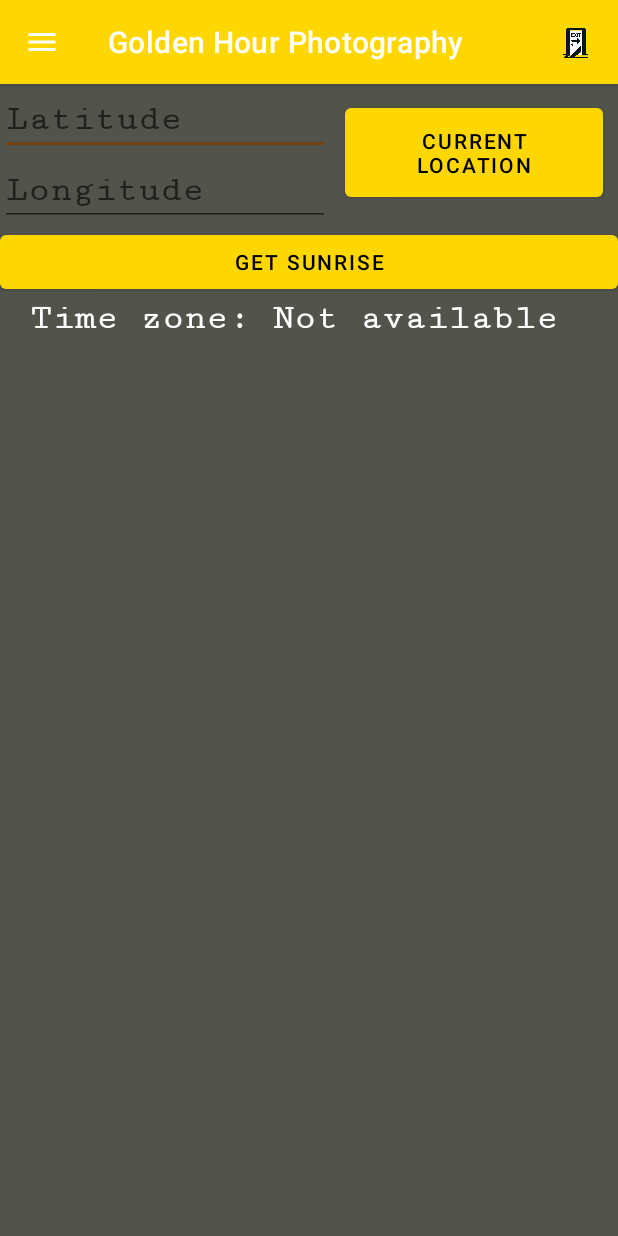
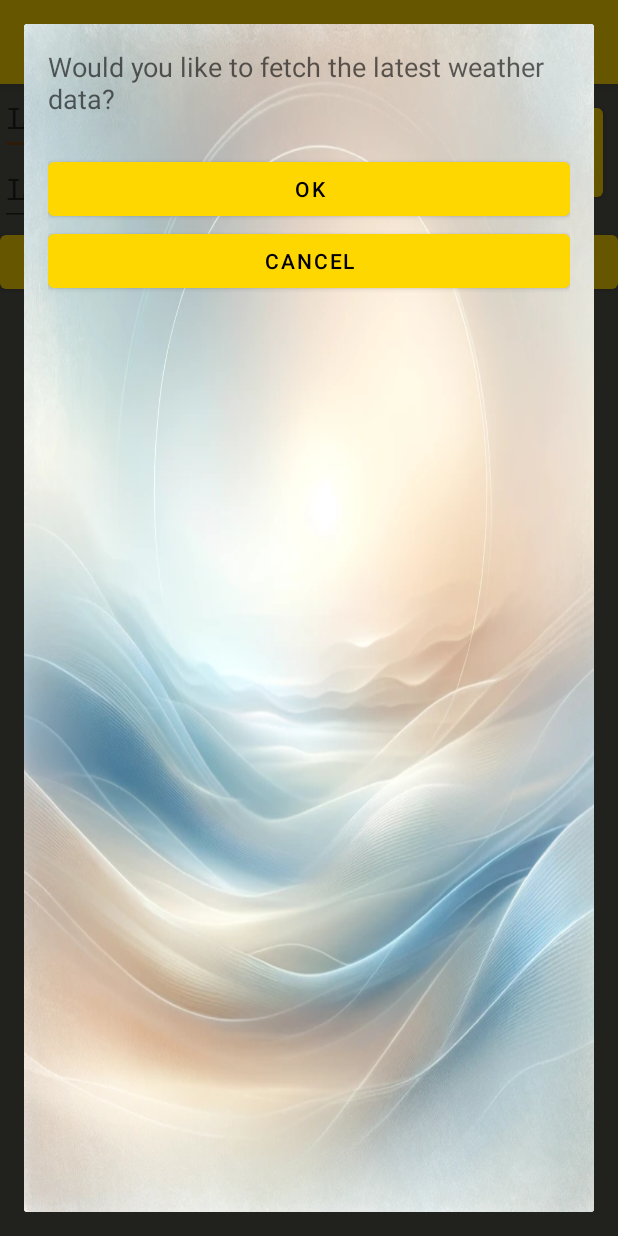
Before and after one commit to AlbertGregl/GoldenHourPhotography, an Android app: the ItemsFragment screen opened directly, with no data from a screen before it, on a phone screen of 412 x 824 dp. Run offline under Robolectric (Android 15) with nearby library versions, the phone set to English and light mode, and no system bars; our stand-ins replace Picasso, navigation-ui; libraries missing offline, so code that uses them is left out: jp.wasabeef.picasso; pictures from the network do not load.

Commit message:
Fetching weather data for location in items fragment.

```diff
--- a/app/src/main/java/hr/gregl/goldenhourphotography/SplashScreenActivity.kt
+++ b/app/src/main/java/hr/gregl/goldenhourphotography/SplashScreenActivity.kt
@@ -7,7 +7,7 @@ import android.widget.Toast
 import androidx.work.ExistingWorkPolicy
 import androidx.work.OneTimeWorkRequest
 import androidx.work.WorkManager
-import hr.gregl.goldenhourphotography.api.DataWorker
+import hr.gregl.goldenhourphotography.api.TimeWorker
 import hr.gregl.goldenhourphotography.databinding.ActivitySplashScreenBinding
 import hr.gregl.goldenhourphotography.framework.applyAnimation
 import hr.gregl.goldenhourphotography.framework.callDelayed
@@ -20,7 +20,6 @@ import hr.gregl.goldenhourphotography.util.LocationUtils
 
     const val DATA_IMPORTED = "hr.gregl.goldenhourphotography.data_imported"
 
-    @SuppressLint("CustomSplashScreen")
     class SplashScreenActivity : AppCompatActivity() {
         private lateinit var binding: ActivitySplashScreenBinding
         private var isLocationSetupComplete = false
@@ -88,7 +87,7 @@ import hr.gregl.goldenhourphotography.util.LocationUtils
                         enqueueUniqueWork(
                             DATA_IMPORTED,
                             ExistingWorkPolicy.KEEP,
-                            OneTimeWorkRequest.from(DataWorker::class.java)
+                            OneTimeWorkRequest.from(TimeWorker::class.java)
                         )
                     }
 
--- a/app/src/main/java/hr/gregl/goldenhourphotography/api/DataWorker.kt
+++ b/app/src/main/java/hr/gregl/goldenhourphotography/api/TimeWorker.kt
@@ -6,7 +6,7 @@ import androidx.work.WorkerParameters
 import hr.gregl.goldenhourphotography.handler.DateHandler
 import hr.gregl.goldenhourphotography.util.LocationData
 
-class DataWorker(
+class TimeWorker(
     private val context: Context,
     workerParams: WorkerParameters
 ) : Worker(context, workerParams) {
--- /dev/null
+++ b/app/src/main/java/hr/gregl/goldenhourphotography/api/WeatherFetchListener.kt
@@ -0,0 +1,5 @@
+package hr.gregl.goldenhourphotography.api
+
+interface WeatherFetchListener {
+    fun onWeatherDataFetched()
+}
--- a/app/src/main/java/hr/gregl/goldenhourphotography/api/WeatherFetcher.kt
+++ b/app/src/main/java/hr/gregl/goldenhourphotography/api/WeatherFetcher.kt
@@ -11,7 +11,8 @@ import retrofit2.Response
 import retrofit2.Retrofit
 import retrofit2.converter.gson.GsonConverterFactory
 
-class WeatherFetcher(private val context: Context) {
+class WeatherFetcher(private val context: Context, private val listener: WeatherFetchListener) {
+
     private val weatherApi: WeatherApi
 
     init {
@@ -100,8 +101,14 @@ class WeatherFetcher(private val context: Context) {
                     // TODO Debug log for updated rows
                     Log.d("WeatherUpdate", "Updated rows for $date: $updateCount")
                 }
+
+                listener.onWeatherDataFetched()
             }
 
         })
     }
+
+    companion object {
+        var weatherDataFetched = false
+    }
 }
--- a/app/src/main/java/hr/gregl/goldenhourphotography/fragment/ItemsFragment.kt
+++ b/app/src/main/java/hr/gregl/goldenhourphotography/fragment/ItemsFragment.kt
@@ -1,6 +1,11 @@
 package hr.gregl.goldenhourphotography.fragment
 
 import android.annotation.SuppressLint
+import android.app.AlertDialog
+import android.content.BroadcastReceiver
+import android.content.Context
+import android.content.Intent
+import android.content.IntentFilter
 import android.os.Bundle
 import android.os.Handler
 import android.os.Looper
@@ -8,6 +13,7 @@ import androidx.fragment.app.Fragment
 import android.view.LayoutInflater
 import android.view.View
 import android.view.ViewGroup
+import android.widget.Button
 import android.widget.TextView
 import android.widget.Toast
 import androidx.recyclerview.widget.LinearLayoutManager
@@ -15,6 +21,8 @@ import hr.gregl.goldenhourphotography.R
 import hr.gregl.goldenhourphotography.DATA_PROVIDER_CONTENT_URI
 import hr.gregl.goldenhourphotography.adapter.ItemAdapter
 import hr.gregl.goldenhourphotography.api.TimeFetcher
+import hr.gregl.goldenhourphotography.api.WeatherFetchListener
+import hr.gregl.goldenhourphotography.api.WeatherFetcher
 import hr.gregl.goldenhourphotography.databinding.FragmentItemsBinding
 import hr.gregl.goldenhourphotography.framework.fetchItems
 import hr.gregl.goldenhourphotography.handler.DateHandler
@@ -29,6 +37,8 @@ class ItemsFragment : Fragment() {
     private lateinit var binding: FragmentItemsBinding
     private lateinit var itemAdapter: ItemAdapter
     private val dateHandler = DateHandler()
+
+    private var weatherDialog: AlertDialog? = null
 
     override fun onCreateView(
         inflater: LayoutInflater, container: ViewGroup?,
@@ -57,6 +67,40 @@ class ItemsFragment : Fragment() {
         }
 
         setTimezoneText(view)
+
+        initWeatherDialog()
+
+        Handler(Looper.getMainLooper()).postDelayed({
+            if (!WeatherFetcher.weatherDataFetched) {
+                showGetWeatherPopup()
+            }
+        }, 1000)
+
+    }
+
+    private fun initWeatherDialog() {
+        val builder = AlertDialog.Builder(requireContext())
+        val inflater = requireActivity().layoutInflater
+        val dialogView = inflater.inflate(R.layout.custom_dialog_layout, null)
+        builder.setView(dialogView)
+
+        val messageTextView = dialogView.findViewById<TextView>(R.id.tvMessage)
+        messageTextView.text = getString(R.string.would_you_like_to_fetch_the_latest_weather_data)
+
+        val okButton = dialogView.findViewById<Button>(R.id.btnOk)
+        okButton.setOnClickListener {
+            fetchAndDisplayWeatherData()
+            WeatherFetcher.weatherDataFetched = true
+            weatherDialog?.dismiss()
+        }
+
+        val cancelButton = dialogView.findViewById<Button>(R.id.btnCancel)
+        cancelButton.setOnClickListener {
+            WeatherFetcher.weatherDataFetched = false
+            weatherDialog?.dismiss()
+        }
+
+        weatherDialog = builder.create()
     }
 
     @SuppressLint("SetTextI18n")
@@ -104,19 +148,19 @@ class ItemsFragment : Fragment() {
 
             binding.etLatitude.setText(currentLatitude.toString())
             binding.etLongitude.setText(currentLongitude.toString())
-        }, 1000)
+        }, 500)
     }
+
 
     private fun fetchAndDisplayItems(latitude: Double, longitude: Double) {
         clearOldData()
 
         val (startDate, endDate) = dateHandler.getStartAndEndDates()
+
         TimeFetcher(requireContext()).fetchItems(latitude, longitude, startDate, endDate)
 
-        Handler(Looper.getMainLooper()).postDelayed({
-            refreshItems()
-        }, 1000)
     }
+
 
     private fun clearOldData() {
         requireContext().contentResolver.delete(DATA_PROVIDER_CONTENT_URI, null, null)
@@ -125,8 +169,46 @@ class ItemsFragment : Fragment() {
 
     @SuppressLint("NotifyDataSetChanged")
     private fun refreshItems() {
+        items.clear()
         items.addAll(requireContext().fetchItems())
         itemAdapter.notifyDataSetChanged()
+        binding.rvItems.adapter?.notifyDataSetChanged()
+        showGetWeatherPopup()
+    }
+
+
+    private fun showGetWeatherPopup() {
+        weatherDialog?.show()
+    }
+
+    private fun fetchAndDisplayWeatherData() {
+        WeatherFetcher(requireContext(), object : WeatherFetchListener {
+            override fun onWeatherDataFetched() {
+                refreshItems()
+            }
+        }).fetchWeather(
+            LocationData.getLatitude(),
+            LocationData.getLongitude()
+        )
+    }
+
+
+    private val timeUpdateReceiver = object : BroadcastReceiver() {
+        override fun onReceive(context: Context, intent: Intent) {
+            refreshItems()
+        }
+    }
+
+    @SuppressLint("UnspecifiedRegisterReceiverFlag")
+    override fun onStart() {
+        super.onStart()
+        val filter = IntentFilter(TimeFetcher.ACTION_DATA_UPDATED)
+        requireContext().registerReceiver(timeUpdateReceiver, filter)
+    }
+
+    override fun onStop() {
+        super.onStop()
+        requireContext().unregisterReceiver(timeUpdateReceiver)
     }
 
 }
--- a/app/src/main/java/hr/gregl/goldenhourphotography/framework/Extensions.kt
+++ b/app/src/main/java/hr/gregl/goldenhourphotography/framework/Extensions.kt
@@ -85,7 +85,6 @@ fun Context.fetchItems() : MutableList<Item> {
             )
         )
     }
-    // TODO memory management
-    //cursor?.close()
+    cursor?.close()
     return items
 }
--- /dev/null
+++ b/app/src/main/res/layout/custom_dialog_layout.xml
@@ -0,0 +1,29 @@
+<?xml version="1.0" encoding="utf-8"?>
+<LinearLayout xmlns:android="http://schemas.android.com/apk/res/android"
+    android:layout_width="@dimen/_380dp"
+    android:layout_height="@dimen/_380dp"
+    android:orientation="vertical"
+    android:padding="16dp"
+    android:background="@drawable/weather_background">
+
+    <TextView
+        android:id="@+id/tvMessage"
+        android:layout_width="wrap_content"
+        android:layout_height="wrap_content"
+        android:text="@string/custom_message_goes_here"
+        android:layout_marginBottom="@dimen/_24sp"
+        android:textAppearance="@style/TextAppearance.AppCompat.Medium" />
+
+    <Button
+        android:id="@+id/btnOk"
+        android:layout_width="match_parent"
+        android:layout_height="wrap_content"
+        android:text="@string/ok" />
+
+    <Button
+        android:id="@+id/btnCancel"
+        android:layout_width="match_parent"
+        android:layout_height="wrap_content"
+        android:text="@string/cancel_btn" />
+
+</LinearLayout>
--- a/app/src/main/res/values/dimens.xml
+++ b/app/src/main/res/values/dimens.xml
@@ -11,4 +11,5 @@
     <dimen name="_24sp">24sp</dimen>
     <dimen name="_220dp">220dp</dimen>
     <dimen name="_20sp">20sp</dimen>
+    <dimen name="_380dp">380dp</dimen>
 </resources>
--- a/app/src/main/res/values/strings.xml
+++ b/app/src/main/res/values/strings.xml
@@ -36,4 +36,10 @@
     <string name="about_image">About Image</string>
     <string name="api_sunrisesunset"><a href="https://sunrisesunset.io/api/">SunriseSunset.io</a></string>
     <string name="api_link">API link:</string>
+    <string name="custom_message_goes_here">Custom message goes here</string>
+    <string name="would_you_like_to_fetch_the_latest_weather_data">Would you like to fetch the latest weather data?</string>
+    <string name="ok">OK</string>
+    <string name="cancel_btn">Cancel</string>
+    <string name="weather_icon">weather icon</string>
+    <string name="some_text">some text</string>
 </resources>
```
Also changed, not shown: app/src/main/java/hr/gregl/goldenhourphotography/adapter/ItemAdapter.kt (+18 -4 lines), app/src/main/java/hr/gregl/goldenhourphotography/api/TimeFetcher.kt (+11 -0 lines), app/src/main/res/layout/item.xml (+17 -9 lines), app/src/main/res/drawable/weather_background.png (added), app/src/main/res/drawable/weather_icon.png (added).
